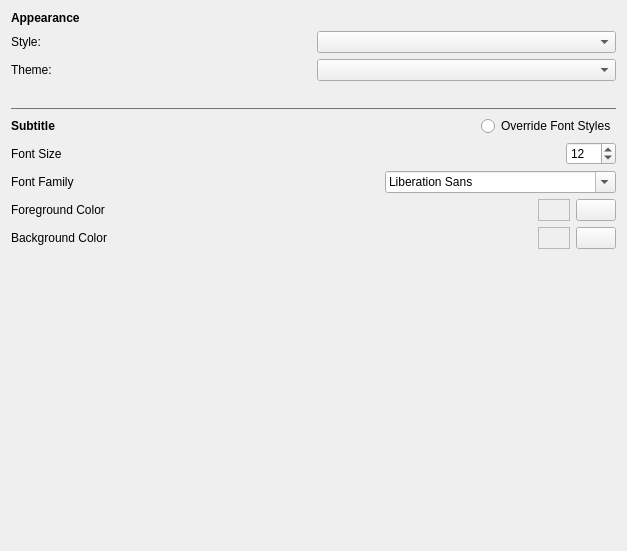
Old version of the form sore-crow/res/designer/preferences/appearance_page.ui in the repository DatDarkAlpaca/sore-crow.
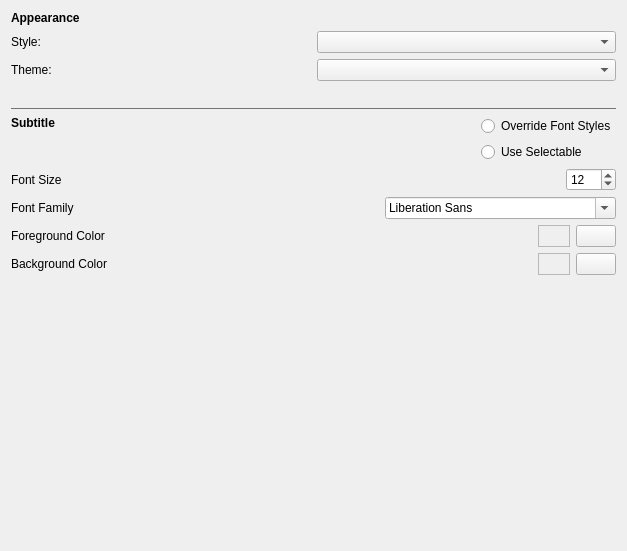
New version of the form. Icons and pictures are not drawn.

```diff
--- a/sore-crow/res/designer/preferences/appearance_page.ui
+++ b/sore-crow/res/designer/preferences/appearance_page.ui
@@ -85,6 +85,9 @@
        <property name="text">
         <string>&lt;b&gt;Subtitle&lt;/b&gt;</string>
        </property>
+       <property name="alignment">
+        <set>Qt::AlignLeading|Qt::AlignLeft|Qt::AlignTop</set>
+       </property>
       </widget>
      </item>
      <item>
@@ -101,11 +104,31 @@
       </spacer>
      </item>
      <item>
+      <layout class="QVBoxLayout" name="verticalLayout_2">
+       <property name="rightMargin">
+        <number>0</number>
+       </property>
+       <item>
       <widget class="QRadioButton" name="overrideStyleButton">
        <property name="text">
         <string>Override Font Styles</string>
        </property>
-      </widget>
+         <property name="autoExclusive">
+          <bool>false</bool>
+         </property>
+        </widget>
+       </item>
+       <item>
+        <widget class="QRadioButton" name="useSelectableButton">
+         <property name="text">
+          <string>Use Selectable</string>
+         </property>
+         <property name="autoExclusive">
+          <bool>false</bool>
+         </property>
+        </widget>
+       </item>
+      </layout>
      </item>
     </layout>
    </item>
```
Lines whose indentation alone changed are shown as unchanged.
